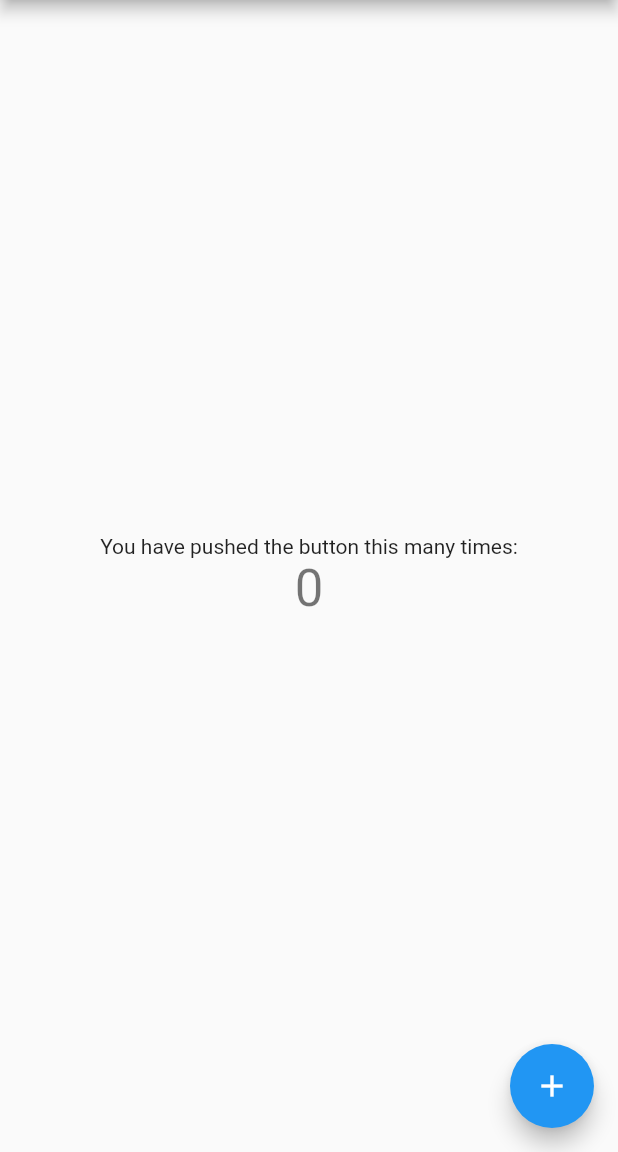
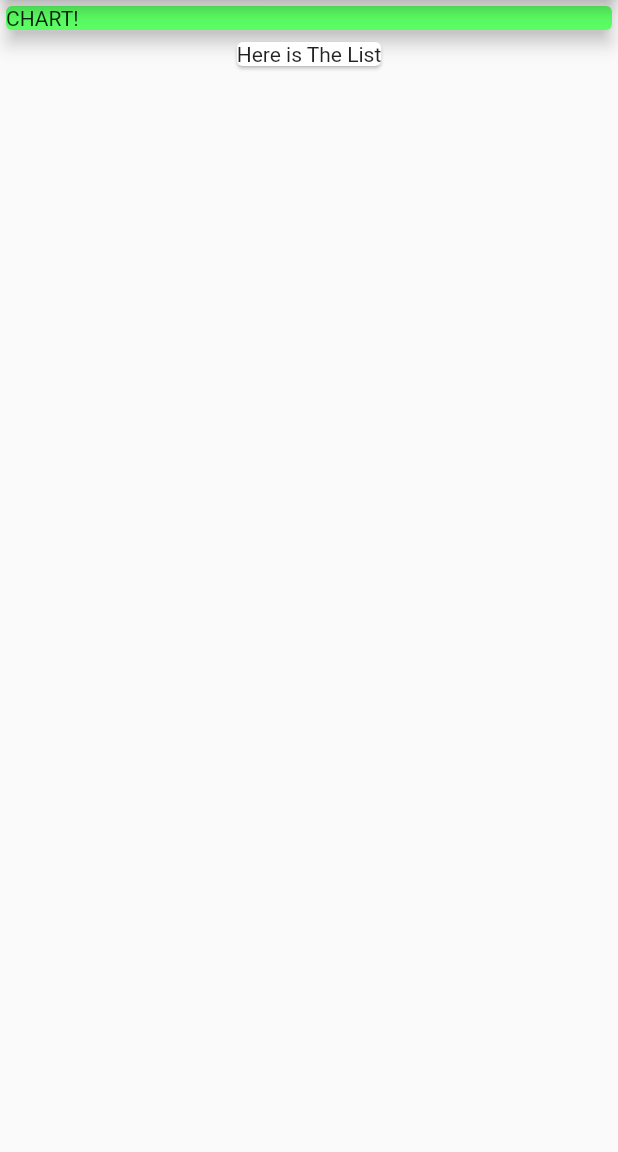
Before and after one commit to EmpalGentong/Expense-Planner_Flutter-Mobile, a Flutter app: the screen it shows after launch, on a phone screen of 412 x 824 dp, the part 84-1236 px from its top. Run offline on Flutter 3.47's test engine with Material 2 defaults, Android fonts, the phone set to English and light mode, and no system bars.

Commit message:
add column structur for the apps

```diff
--- a/lib/main.dart
+++ b/lib/main.dart
@@ -1,3 +1,5 @@
+// ignore_for_file: prefer_const_constructors, duplicate_ignore
+
 import 'package:flutter/material.dart';
 
 void main() {
@@ -7,21 +9,11 @@ void main() {
 class MyApp extends StatelessWidget {
   const MyApp({super.key});
 
-  // This widget is the root of your application.
   @override
   Widget build(BuildContext context) {
     return MaterialApp(
       title: 'Flutter Demo',
       theme: ThemeData(
-        // This is the theme of your application.
-        //
-        // Try running your application with "flutter run". You'll see the
-        // application has a blue toolbar. Then, without quitting the app, try
-        // changing the primarySwatch below to Colors.green and then invoke
-        // "hot reload" (press "r" in the console where you ran "flutter run",
-        // or simply save your changes to "hot reload" in a Flutter IDE).
-        // Notice that the counter didn't reset back to zero; the application
-        // is not restarted.
         primarySwatch: Colors.blue,
       ),
       home: const MyHomePage(title: 'Flutter Demo Home Page'),
@@ -32,15 +24,6 @@ class MyApp extends StatelessWidget {
 class MyHomePage extends StatefulWidget {
   const MyHomePage({super.key, required this.title});
 
-  // This widget is the home page of your application. It is stateful, meaning
-  // that it has a State object (defined below) that contains fields that affect
-  // how it looks.
-
-  // This class is the configuration for the state. It holds the values (in this
-  // case the title) provided by the parent (in this case the App widget) and
-  // used by the build method of the State. Fields in a Widget subclass are
-  // always marked "final".
-
   final String title;
 
   @override
@@ -48,68 +31,25 @@ class MyHomePage extends StatefulWidget {
 }
 
 class _MyHomePageState extends State<MyHomePage> {
-  int _counter = 0;
-
-  void _incrementCounter() {
-    setState(() {
-      // This call to setState tells the Flutter framework that something has
-      // changed in this State, which causes it to rerun the build method below
-      // so that the display can reflect the updated values. If we changed
-      // _counter without calling setState(), then the build method would not be
-      // called again, and so nothing would appear to happen.
-      _counter++;
-    });
-  }
-
   @override
   Widget build(BuildContext context) {
-    // This method is rerun every time setState is called, for instance as done
-    // by the _incrementCounter method above.
-    //
-    // The Flutter framework has been optimized to make rerunning build methods
-    // fast, so that you can just rebuild anything that needs updating rather
-    // than having to individually change instances of widgets.
     return Scaffold(
       appBar: AppBar(
-        // Here we take the value from the MyHomePage object that was created by
-        // the App.build method, and use it to set our appbar title.
         title: Text(widget.title),
       ),
-      body: Center(
-        // Center is a layout widget. It takes a single child and positions it
-        // in the middle of the parent.
-        child: Column(
-          // Column is also a layout widget. It takes a list of children and
-          // arranges them vertically. By default, it sizes itself to fit its
-          // children horizontally, and tries to be as tall as its parent.
-          //
-          // Invoke "debug painting" (press "p" in the console, choose the
-          // "Toggle Debug Paint" action from the Flutter Inspector in Android
-          // Studio, or the "Toggle Debug Paint" command in Visual Studio Code)
-          // to see the wireframe for each widget.
-          //
-          // Column has various properties to control how it sizes itself and
-          // how it positions its children. Here we use mainAxisAlignment to
-          // center the children vertically; the main axis here is the vertical
-          // axis because Columns are vertical (the cross axis would be
-          // horizontal).
-          mainAxisAlignment: MainAxisAlignment.center,
-          children: <Widget>[
-            const Text(
-              'You have pushed the button this many times:',
-            ),
-            Text(
-              '$_counter',
-              style: Theme.of(context).textTheme.headline4,
-            ),
-          ],
-        ),
+      body: Column(
+        children: <Widget>[
+          Card(
+            color: Color.fromARGB(255, 90, 253, 98),
+            elevation: 5,
+            // ignore: prefer_const_constructors, sized_box_for_whitespace
+            child: Container(width: double.infinity, child: Text('CHART!')),
+          ),
+          Card(
+            child: Text('Here is The List'),
+          )
+        ],
       ),
-      floatingActionButton: FloatingActionButton(
-        onPressed: _incrementCounter,
-        tooltip: 'Increment',
-        child: const Icon(Icons.add),
-      ), // This trailing comma makes auto-formatting nicer for build methods.
     );
   }
 }
```
